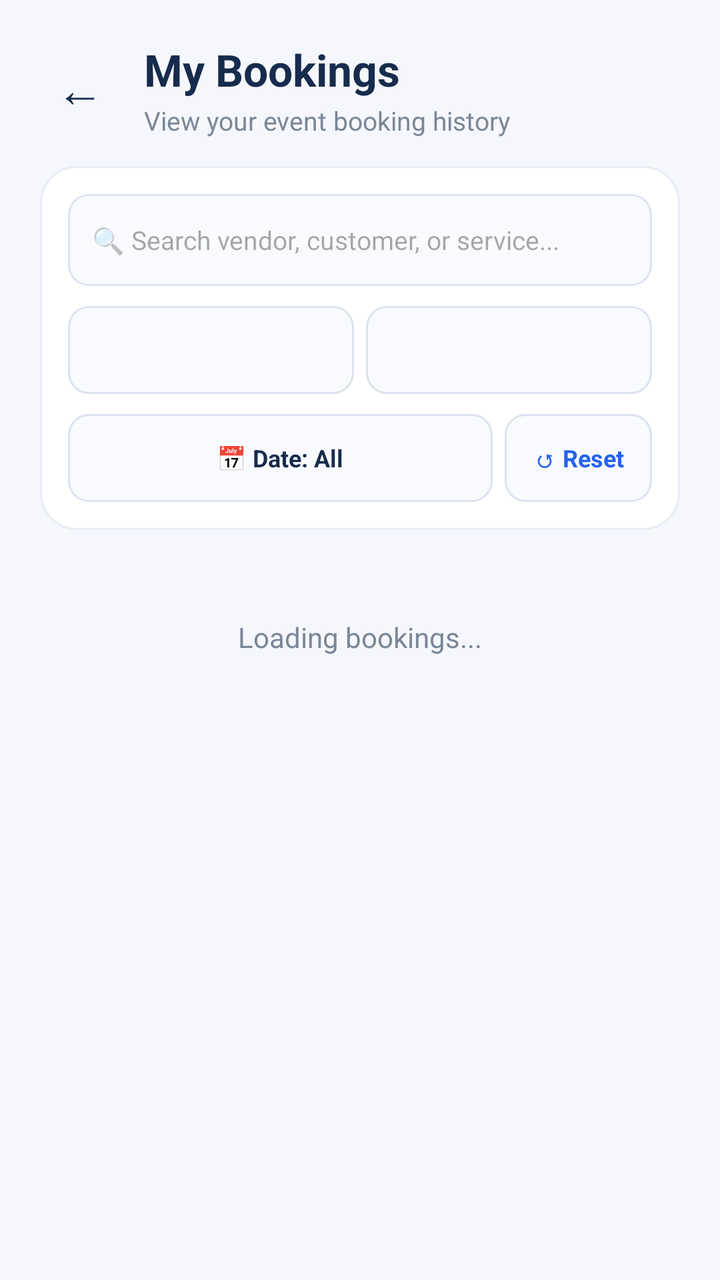
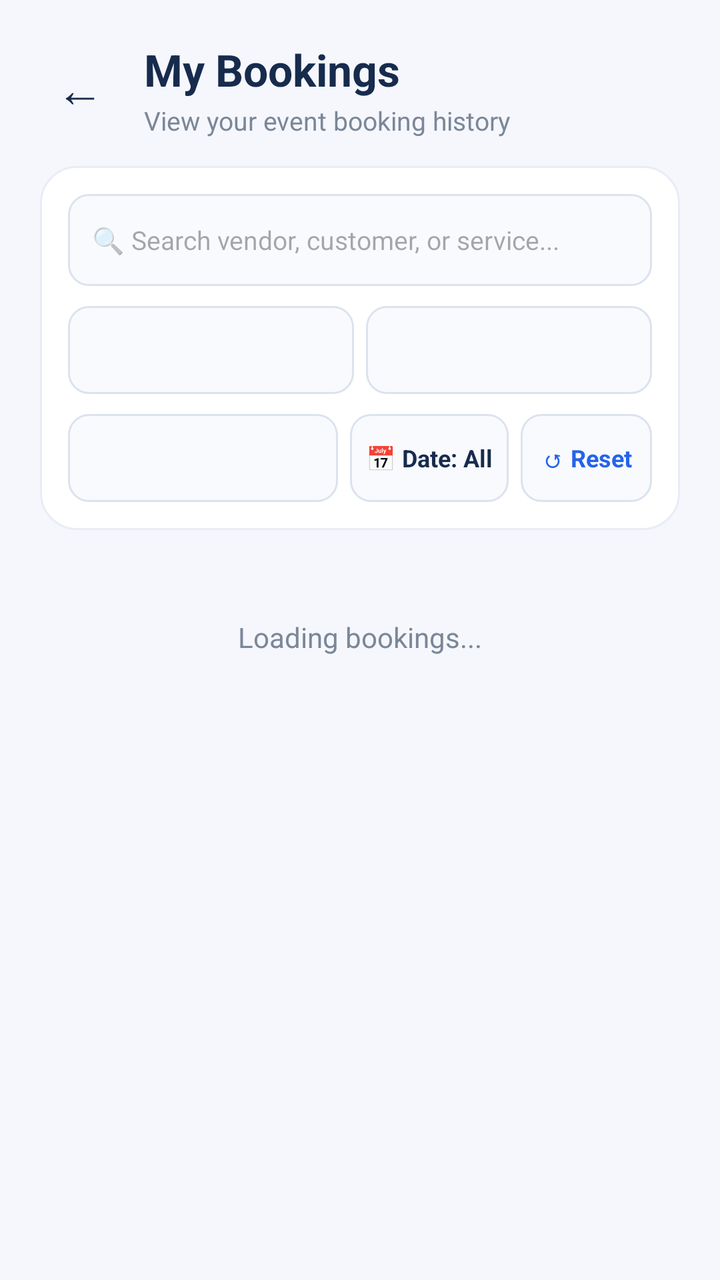

Two renders of the same Android screen: before a commit and after it. Below are the layout's source before the change and the commit's diff.
<!-- AndroidManifest.xml: application theme Theme.HappyHappenings -->
<!-- res/layout/activity_my_bookings.xml -->
<?xml version="1.0" encoding="utf-8"?>
<LinearLayout
    xmlns:android="http://schemas.android.com/apk/res/android"
    xmlns:app="http://schemas.android.com/apk/res-auto"
    android:layout_width="match_parent"
    android:layout_height="match_parent"
    android:orientation="vertical"
    android:background="#F5F7FC"
    android:padding="20dp">

    
    <LinearLayout
        android:layout_width="match_parent"
        android:layout_height="wrap_content"
        android:orientation="horizontal"
        android:gravity="center_vertical"
        android:layout_marginBottom="14dp">

        <TextView
            android:id="@+id/backButton"
            android:layout_width="40dp"
            android:layout_height="40dp"
            android:text="←"
            android:textSize="24sp"
            android:textColor="#172B4D"
            android:gravity="center"
            android:clickable="true"
            android:focusable="true"
            android:background="?attr/selectableItemBackgroundBorderless"/>

        <LinearLayout
            android:layout_width="0dp"
            android:layout_height="wrap_content"
            android:layout_weight="1"
            android:orientation="vertical"
            android:layout_marginStart="12dp">

            <TextView
                android:id="@+id/pageTitle"
                android:layout_width="wrap_content"
                android:layout_height="wrap_content"
                android:text="My Bookings"
                android:textSize="22sp"
                android:textStyle="bold"
                android:textColor="#172B4D"/>

            <TextView
                android:id="@+id/pageSubtitle"
                android:layout_width="wrap_content"
                android:layout_height="wrap_content"
                android:text="View your event booking history"
                android:textSize="13sp"
                android:textColor="#7B8798"
                android:layout_marginTop="2dp"/>

        </LinearLayout>

    </LinearLayout>

    
    <LinearLayout
        android:layout_width="match_parent"
        android:layout_height="wrap_content"
        android:orientation="vertical"
        android:padding="14dp"
        android:layout_marginBottom="14dp"
        android:background="@drawable/register_card_bg">

        
        <EditText
            android:id="@+id/searchFilterEditText"
            android:layout_width="match_parent"
            android:layout_height="46dp"
            android:hint="🔍 Search vendor, customer, or service..."
            android:padding="12dp"
            android:textSize="13sp"
            android:inputType="text"
            android:background="@drawable/register_input_bg"
            android:layout_marginBottom="10dp"/>

        
        <LinearLayout
            android:layout_width="match_parent"
            android:layout_height="wrap_content"
            android:orientation="horizontal"
            android:gravity="center_vertical"
            android:layout_marginBottom="10dp">

            
            <Spinner
                android:id="@+id/categoryFilterSpinner"
                android:layout_width="0dp"
                android:layout_height="44dp"
                android:layout_weight="1"
                android:background="@drawable/register_input_bg"
                android:padding="8dp"
                android:layout_marginEnd="6dp"/>

            
            <Spinner
                android:id="@+id/statusFilterSpinner"
                android:layout_width="0dp"
                android:layout_height="44dp"
                android:layout_weight="1"
                android:background="@drawable/register_input_bg"
                android:padding="8dp"/>

        </LinearLayout>

        
        <LinearLayout
            android:layout_width="match_parent"
            android:layout_height="wrap_content"
            android:orientation="horizontal"
            android:gravity="center_vertical">

            
            <TextView
                android:id="@+id/dateFilterButton"
                android:layout_width="0dp"
                android:layout_height="44dp"
                android:layout_weight="1"
                android:text="📅 Date: All"
                android:textSize="12sp"
                android:textColor="#172B4D"
                android:textStyle="bold"
                android:gravity="center"
                android:paddingStart="10dp"
                android:paddingEnd="10dp"
                android:clickable="true"
                android:focusable="true"
                android:background="@drawable/register_input_bg"
                android:layout_marginEnd="6dp"/>

            
            <TextView
                android:id="@+id/resetFilterButton"
                android:layout_width="wrap_content"
                android:layout_height="44dp"
                android:text="↺ Reset"
                android:textSize="12sp"
                android:textColor="#2563EB"
                android:textStyle="bold"
                android:gravity="center"
                android:paddingStart="14dp"
                android:paddingEnd="14dp"
                android:clickable="true"
                android:focusable="true"
                android:background="@drawable/register_input_bg"/>

        </LinearLayout>

    </LinearLayout>

    
    <TextView
        android:id="@+id/statusTextView"
        android:layout_width="match_parent"
        android:layout_height="wrap_content"
        android:text="Loading bookings..."
        android:textSize="14sp"
        android:textColor="#7B8798"
        android:gravity="center"
        android:padding="30dp"
        android:visibility="visible"/>

    
    <ScrollView
        android:layout_width="match_parent"
        android:layout_height="0dp"
        android:layout_weight="1"
        android:fillViewport="true">

        <LinearLayout
            android:id="@+id/bookingsListContainer"
            android:layout_width="match_parent"
            android:layout_height="wrap_content"
            android:orientation="vertical"/>

    </ScrollView>

</LinearLayout>
<!-- resources referenced by this layout -->
<resources>
  <!-- drawable register_card_bg (drawable) -->
  <?xml version="1.0" encoding="utf-8"?>
  <shape xmlns:android="http://schemas.android.com/apk/res/android">
      <solid android:color="#FFFFFF"/>
      <corners android:radius="18dp"/>
      <stroke
          android:width="1dp"
          android:color="#E8EDF5"/>
  </shape>
  <!-- drawable register_input_bg (drawable) -->
  <?xml version="1.0" encoding="utf-8"?>
  <shape xmlns:android="http://schemas.android.com/apk/res/android">
      <solid android:color="#F8FAFD"/>
      <corners android:radius="10dp"/>
      <stroke
          android:width="1dp"
          android:color="#DCE3EF"/>
  </shape>
  <style name="Theme.HappyHappenings" parent="Base.Theme.HappyHappenings" />
  <style name="Base.Theme.HappyHappenings" parent="Theme.Material3.DayNight.NoActionBar">
          
          
      </style>
</resources>

<!-- the commit's change to res/layout/activity_my_bookings.xml (unified diff, before → after) -->
@@ -88,7 +88,7 @@
 
             
             <Spinner
-                android:id="@+id/categoryFilterSpinner"
+                android:id="@+id/monthFilterSpinner"
                 android:layout_width="0dp"
                 android:layout_height="44dp"
                 android:layout_weight="1"
@@ -115,18 +115,27 @@
             android:gravity="center_vertical">
 
             
-            <TextView
-                android:id="@+id/dateFilterButton"
+            <Spinner
+                android:id="@+id/categoryFilterSpinner"
                 android:layout_width="0dp"
                 android:layout_height="44dp"
                 android:layout_weight="1"
+                android:background="@drawable/register_input_bg"
+                android:padding="8dp"
+                android:layout_marginEnd="6dp"/>
+
+            
+            <TextView
+                android:id="@+id/dateFilterButton"
+                android:layout_width="wrap_content"
+                android:layout_height="44dp"
                 android:text="📅 Date: All"
                 android:textSize="12sp"
                 android:textColor="#172B4D"
                 android:textStyle="bold"
                 android:gravity="center"
-                android:paddingStart="10dp"
-                android:paddingEnd="10dp"
+                android:paddingStart="8dp"
+                android:paddingEnd="8dp"
                 android:clickable="true"
                 android:focusable="true"
                 android:background="@drawable/register_input_bg"
@@ -142,8 +151,8 @@
                 android:textColor="#2563EB"
                 android:textStyle="bold"
                 android:gravity="center"
-                android:paddingStart="14dp"
-                android:paddingEnd="14dp"
+                android:paddingStart="10dp"
+                android:paddingEnd="10dp"
                 android:clickable="true"
                 android:focusable="true"
                 android:background="@drawable/register_input_bg"/>
